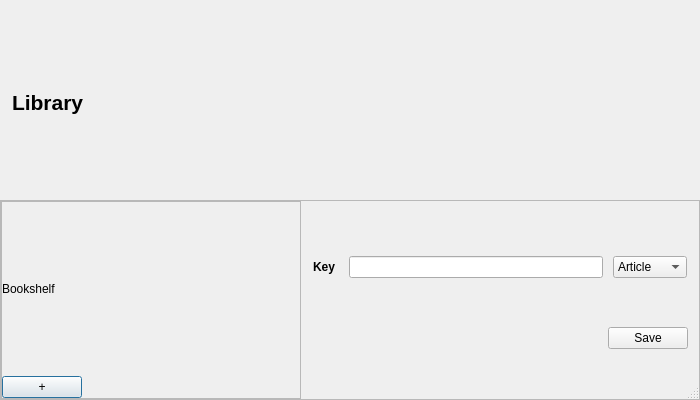
Before: the Qt Designer form labnote/ui/qt_ui/library.ui in drs/LabNote, drawn with Qt 5.
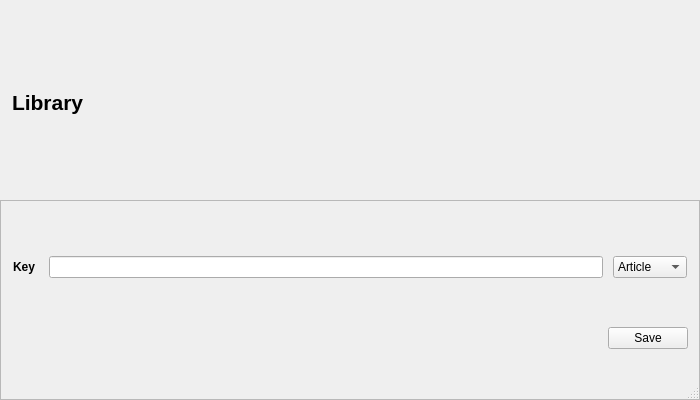
After: the same form once the commit is applied.

Commit message: Moved the category frame to the widget module

```diff
--- a/labnote/ui/qt_ui/library.ui
+++ b/labnote/ui/qt_ui/library.ui
@@ -111,89 +111,6 @@
       <property name="bottomMargin">
        <number>0</number>
       </property>
-      <item>
-       <widget class="QFrame" name="frame">
-        <property name="minimumSize">
-         <size>
-          <width>300</width>
-          <height>0</height>
-         </size>
-        </property>
-        <property name="maximumSize">
-         <size>
-          <width>300</width>
-          <height>16777215</height>
-         </size>
-        </property>
-        <property name="frameShape">
-         <enum>QFrame::StyledPanel</enum>
-        </property>
-        <property name="frameShadow">
-         <enum>QFrame::Raised</enum>
-        </property>
-        <layout class="QVBoxLayout" name="verticalLayout">
-         <property name="spacing">
-          <number>0</number>
-         </property>
-         <property name="leftMargin">
-          <number>0</number>
-         </property>
-         <property name="topMargin">
-          <number>0</number>
-         </property>
-         <property name="rightMargin">
-          <number>0</number>
-         </property>
-         <property name="bottomMargin">
-          <number>0</number>
-         </property>
-         <item>
-          <widget class="QLabel" name="lbl_bookshelf">
-           <property name="text">
-            <string>Bookshelf</string>
-           </property>
-          </widget>
-         </item>
-         <item>
-          <layout class="QHBoxLayout" name="horizontalLayout">
-           <property name="spacing">
-            <number>5</number>
-           </property>
-           <item>
-            <widget class="QPushButton" name="btn_add">
-             <property name="text">
-              <string>+</string>
-             </property>
-            </widget>
-           </item>
-           <item>
-            <widget class="QPushButton" name="btn_manage">
-             <property name="text">
-              <string/>
-             </property>
-             <property name="flat">
-              <bool>true</bool>
-             </property>
-            </widget>
-           </item>
-           <item>
-            <spacer name="horizontalSpacer">
-             <property name="orientation">
-              <enum>Qt::Horizontal</enum>
-             </property>
-             <property name="sizeHint" stdset="0">
-              <size>
-               <width>40</width>
-               <height>20</height>
-              </size>
-             </property>
-            </spacer>
-           </item>
-          </layout>
-         </item>
-        </layout>
-       </widget>
-      </item>
       <item>
        <layout class="QVBoxLayout" name="detail_layout">
         <property name="leftMargin">
```
Left out of the diff: 2 changed lines with no effect on the pictures. The commit also changes 6 other files.
